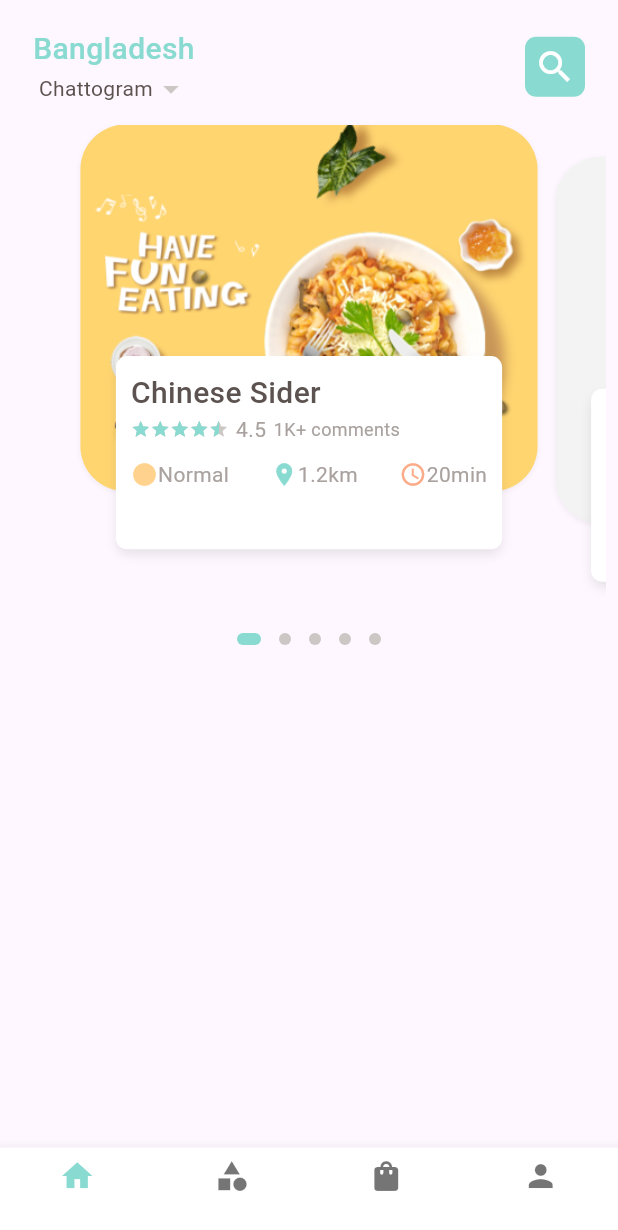
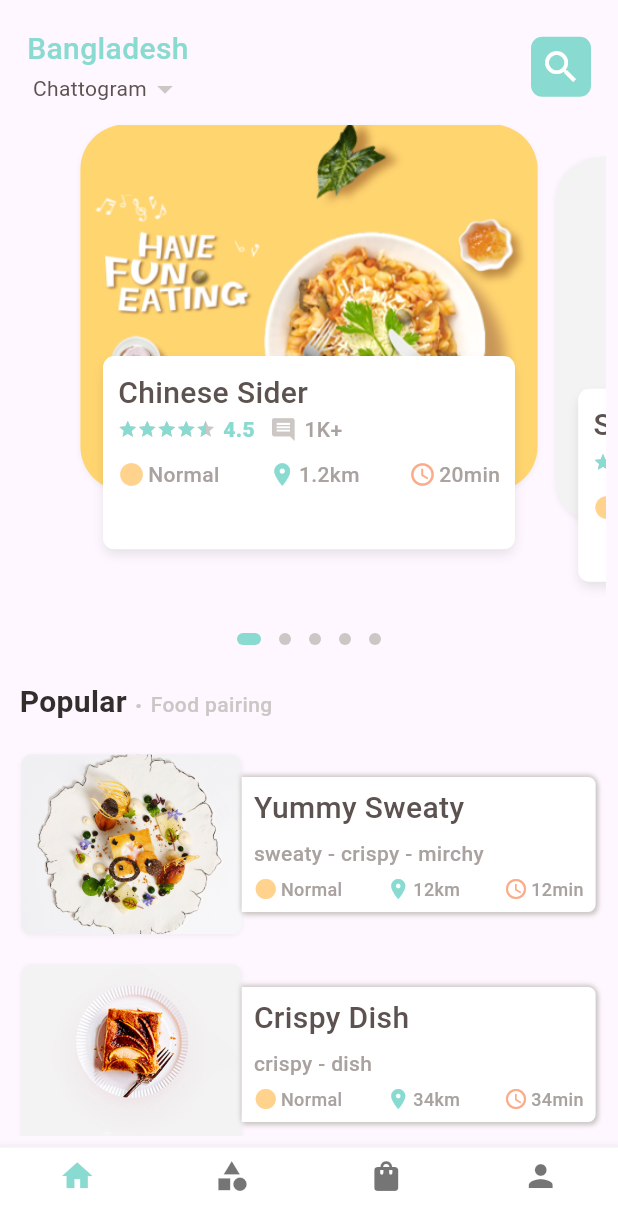
Before and after one commit to AbdullahProjects/food_delivery_app, a Flutter app: the screen it shows after launch, on a phone screen of 412 x 824 dp. Shown: the top 1230 px of the screen. Run offline on Flutter 3.47's test engine with Material 3 defaults, Android fonts, the phone set to English and light mode, and no system bars; drawn by our look-alikes of dots_indicator, velocity_x; our stand-ins replace get.

Commit message:
home page complete

```diff
--- a/lib/common_widgets/text_styles.dart
+++ b/lib/common_widgets/text_styles.dart
@@ -1,18 +1,86 @@
 import 'package:food_delivery_app/consts/consts.dart';
 
 Widget blackText(
-    {text = "Text", color = Colors.black, double size = 14.0}) {
-  return "$text".text.fontFamily(robotoBlack).color(color).size(size).make();
+    {text = "Text",
+    color = Colors.black,
+    size = 14.0,
+    bool isOverflow = false,
+    maxLines = 1}) {
+  if (isOverflow == true) {
+    return "$text"
+        .text
+        .fontFamily(robotoBlack)
+        .color(color)
+        .size(size)
+        .overflow(TextOverflow.ellipsis)
+        .maxLines(maxLines)
+        .make();
+  } else {
+    return "$text".text.fontFamily(robotoBlack).color(color).size(size).make();
+  }
 }
 
-Widget boldText({text = "Text", color = Colors.black, size = 14.0}) {
-  return "$text".text.fontFamily(robotoBold).color(color).size(size).make();
+Widget boldText(
+    {text = "Text",
+    color = Colors.black,
+    size = 14.0,
+    bool isOverflow = false,
+    maxLines = 1}) {
+  if (isOverflow == true) {
+    return "$text"
+        .text
+        .fontFamily(robotoBold)
+        .color(color)
+        .size(size)
+        .overflow(TextOverflow.ellipsis)
+        .maxLines(maxLines)
+        .make();
+  } else {
+    return "$text".text.fontFamily(robotoBold).color(color).size(size).make();
+  }
 }
 
-Widget mediumText({text = "Text", color = Colors.black, size = 14.0}) {
-  return "$text".text.fontFamily(robotoMedium).color(color).size(size).make();
+Widget mediumText(
+    {text = "Text",
+    color = Colors.black,
+    size = 14.0,
+    bool isOverflow = false,
+    maxLines = 1}) {
+  if (isOverflow == true) {
+    return "$text"
+        .text
+        .fontFamily(robotoMedium)
+        .color(color)
+        .size(size)
+        .overflow(TextOverflow.ellipsis)
+        .maxLines(maxLines)
+        .make();
+  } else {
+    return "$text".text.fontFamily(robotoMedium).color(color).size(size).make();
+  }
 }
 
-Widget regularText({text = "Text", color = Colors.black, size = 14.0}) {
-  return "$text".text.fontFamily(robotoRegular).color(color).size(size).make();
+Widget regularText(
+    {text = "Text",
+    color = Colors.black,
+    size = 14.0,
+    bool isOverflow = false,
+    maxLines = 1}) {
+  if (isOverflow == true) {
+    return "$text"
+        .text
+        .fontFamily(robotoRegular)
+        .color(color)
+        .size(size)
+        .overflow(TextOverflow.ellipsis)
+        .maxLines(maxLines)
+        .make();
+  } else {
+    return "$text"
+        .text
+        .fontFamily(robotoRegular)
+        .color(color)
+        .size(size)
+        .make();
+  }
 }
--- a/lib/consts/lists.dart
+++ b/lib/consts/lists.dart
@@ -28,3 +28,51 @@ const homeSliderFoodDesc = ["Normal", "Medium", "Normal", "Large", "Medium"];
 const homeSliderFoodLocation = ["1.2km", "3km", "13km", "4km", "1.8km"];
 // slider time
 const homeSliderFoodTime = ["20min", "19min", "50min", "34min", "40min"];
+
+// popular food pairing
+const foodImagesList = [
+  ImgFood14,
+  ImgFood1,
+  ImgFood0,
+  ImgFood12,
+  ImgFood11,
+  ImgFood13,
+  ImgFood15
+];
+const foodNamesList = [
+  "Yummy Sweaty",
+  "Crispy Dish",
+  "Spicy Biryani",
+  "Chicken Biryani",
+  "Nugets",
+  "Bread Crums",
+  "Sweat Meat"
+];
+const foodDescList = [
+  "sweaty - crispy - mirchy",
+  "crispy - dish",
+  "biryani - mirchy - foody",
+  "chicken - hen - favourite",
+  "crispy - sweaty - hungry",
+  "crumbing - crisping",
+  "cold - sweat - yummy"
+];
+const foodIcon1List = [
+  "Normal",
+  "Normal",
+  "Medium",
+  "Large",
+  "Xl",
+  "Normal",
+  "Medium"
+];
+const foodIcon2List = ["12km", "34km", "23km", "3km", "45km", "34km", "20km"];
+const foodIcon3List = [
+  "12min",
+  "34min",
+  "25min",
+  "2min",
+  "30min",
+  "20min",
+  "34min"
+];
--- a/lib/main.dart
+++ b/lib/main.dart
@@ -10,7 +10,7 @@ class MyApp extends StatelessWidget {
 
   @override
   Widget build(BuildContext context) {
-    return const GetMaterialApp(
+    return GetMaterialApp(
       debugShowCheckedModeBanner: false,
       title: 'Food Delivery App',
       home: MainPage(),
--- a/lib/common_widgets/home_page_food_row.dart
+++ b/lib/views/home_screen/components/home_page_food_row.dart
@@ -2,15 +2,19 @@ import 'package:food_delivery_app/common_widgets/text_styles.dart';
 import 'package:food_delivery_app/consts/consts.dart';
 import 'package:food_delivery_app/consts/dimensions.dart';
 
-Widget foodRow({text, iconColor, icon}) {
+Widget foodRow({text, iconColor, icon, iconSize=18, textSize=14}) {
   return Row(
     children: [
       Icon(
         icon,
         color: iconColor,
-        size: Dimension.widthSize(18),
+        size: Dimension.widthSize(iconSize),
       ),
-      regularText(text: "$text", color: AppColors.signColor, size: Dimension.widthSize(14)),
+      Dimension.widthSize(2).widthBox,
+      mediumText(
+          text: "$text",
+          color: AppColors.signColor,
+          size: Dimension.widthSize(textSize)),
     ],
   );
 }
--- /dev/null
+++ b/lib/views/home_screen/components/popular_food.dart
@@ -0,0 +1,92 @@
+import 'package:food_delivery_app/common_widgets/text_styles.dart';
+import 'package:food_delivery_app/consts/consts.dart';
+import 'package:food_delivery_app/consts/dimensions.dart';
+import 'package:food_delivery_app/views/home_screen/components/home_page_food_row.dart';
+
+Widget popularFoodPairing({img, foodName, foodDesc, foodIcon1_Detail, foodIcon2_Detail, foodIcon3_Detail}) {
+  return Row(
+    children: [
+      Image.asset(
+        img,
+        fit: BoxFit.cover,
+      )
+          .box
+          .width(Dimension.screenWidth / 2.8)
+          .height(Dimension.heightSize(120))
+          .shadowSm
+          .roundedSM
+          .clip(Clip.antiAlias)
+          .make(),
+      // Dimension.widthSize(5).widthBox,
+      Container(
+          width: Dimension.screenWidth - (Dimension.screenWidth / 2.34),
+          height: Dimension.heightSize(90),
+          padding: EdgeInsets.symmetric(
+              horizontal: Dimension.widthSize(8),
+              vertical: Dimension.heightSize(4)),
+          decoration: BoxDecoration(
+            color: AppColors.whiteColor,
+            borderRadius: BorderRadius.only(
+              bottomRight: Radius.circular(Dimension.widthSize(5)),
+              topRight: Radius.circular(Dimension.widthSize(5)),
+            ),
+            boxShadow: const [
+              BoxShadow(
+                  offset: Offset(1, 2),
+                  color: AppColors.textColor,
+                  blurRadius: 2),
+              BoxShadow(
+                  offset: Offset(0, -1),
+                  color: AppColors.textColor,
+                  blurRadius: 2)
+            ],
+          ),
+          child: Column(
+            crossAxisAlignment: CrossAxisAlignment.start,
+            mainAxisAlignment: MainAxisAlignment.spaceAround,
+            children: [
+              mediumText(
+                  text: "$foodName",
+                  isOverflow: true,
+                  color: AppColors.titleColor,
+                  size: Dimension.widthSize(20)),
+              mediumText(
+                  text: "$foodDesc",
+                  isOverflow: true,
+                  color: AppColors.signColor,
+                  size: Dimension.widthSize(14)),
+              Row(
+                mainAxisAlignment: MainAxisAlignment.spaceBetween,
+                children: [
+                  foodRow(
+                      icon: Icons.circle,
+                      iconColor: AppColors.iconColor1,
+                      text: "$foodIcon1_Detail",
+                      iconSize: 16,
+                      textSize: 12),
+                  foodRow(
+                      icon: Icons.location_on,
+                      iconColor: AppColors.mainColor,
+                      text: "$foodIcon2_Detail",
+                      iconSize: 16,
+                      textSize: 12),
+                  foodRow(
+                      icon: Icons.access_time,
+                      iconColor: AppColors.iconColor2,
+                      text: "$foodIcon3_Detail",
+                      iconSize: 16,
+                      textSize: 12)
+                ],
+              )
+            ],
+          ))
+    ],
+  )
+      .box
+      .height(Dimension.heightSize(130))
+      .width(Dimension.screenWidth)
+      // .color(Colors.blue)
+      .margin(EdgeInsets.only(
+          left: Dimension.widthSize(6), bottom: Dimension.widthSize(10)))
+      .make();
+}
--- a/lib/views/home_screen/components/slider.dart
+++ b/lib/views/home_screen/components/slider.dart
@@ -1,7 +1,7 @@
-import 'package:food_delivery_app/common_widgets/home_page_food_row.dart';
 import 'package:food_delivery_app/common_widgets/text_styles.dart';
 import 'package:food_delivery_app/consts/consts.dart';
 import 'package:food_delivery_app/consts/dimensions.dart';
+import 'package:food_delivery_app/views/home_screen/components/home_page_food_row.dart';
 
 Widget customSlider(
     // ignore: non_constant_identifier_names
@@ -60,9 +60,11 @@ Widget customSlider(
                     // food name
                     mediumText(
                         text: "$foodName",
+                        isOverflow: true,
                         color: AppColors.titleColor,
                         size: Dimension.widthSize(20)), // 20
                     // food rating and comments count
+                    Dimension.heightSize(10).widthBox,
                     Row(
                       children: [
                         VxRating(
@@ -75,15 +77,26 @@ Widget customSlider(
                           onRatingUpdate: (value) {},
                         ),
                         Dimension.widthSize(5).widthBox,
-                        regularText(
+                        blackText(
                             text: "$ratings",
-                            color: AppColors.signColor,
+                            color: AppColors.mainColor,
                             size: Dimension.widthSize(14)),
-                        Dimension.widthSize(5).widthBox,
-                        regularText(
-                            text: "$commentsShow comments",
-                            color: AppColors.signColor,
-                            size: Dimension.widthSize(12)),
+                        Dimension.widthSize(10).widthBox,
+                        Row(
+                          children: [
+                            Icon(
+                              Icons.comment,
+                              color: AppColors.textColor,
+                              size: Dimension.widthSize(18),
+                            ),
+                            Dimension.widthSize(5).widthBox,
+                            mediumText(
+                              text: "$commentsShow ",
+                              color: AppColors.signColor,
+                              size: Dimension.widthSize(14),
+                            ),
+                          ],
+                        ),
                       ],
                     ),
                     Dimension.heightSize(10).heightBox,
@@ -107,7 +120,7 @@ Widget customSlider(
                   ],
                 )
                     .box
-                    .width(screen_width / 1.6)
+                    .width(screen_width / 1.5)
                     .height(Dimension.swiperFoodInfoHeight) //100
                     .color(AppColors.whiteColor)
                     .padding(EdgeInsets.symmetric(
--- a/lib/views/home_screen/home_page.dart
+++ b/lib/views/home_screen/home_page.dart
@@ -1,7 +1,10 @@
 import 'package:dots_indicator/dots_indicator.dart';
+import 'package:flutter/material.dart';
 import 'package:food_delivery_app/consts/consts.dart';
 import 'package:food_delivery_app/common_widgets/text_styles.dart';
 import 'package:food_delivery_app/consts/dimensions.dart';
+import 'package:food_delivery_app/views/home_screen/components/home_page_food_row.dart';
+import 'package:food_delivery_app/views/home_screen/components/popular_food.dart';
 import 'package:food_delivery_app/views/home_screen/components/slider.dart';
 
 class HomePage extends StatefulWidget {
@@ -66,7 +69,7 @@ class _HomePageState extends State<HomePage> {
                 )
                     .box
                     .padding(EdgeInsets.symmetric(
-                        horizontal: Dimension.widthSize(14)))
+                        horizontal: Dimension.widthSize(10)))
                     .make(),
                 Dimension.heightSize(10).heightBox,
                 // slider ======================================================
@@ -93,7 +96,6 @@ class _HomePageState extends State<HomePage> {
                               location: homeSliderFoodLocation[index],
                               time: homeSliderFoodTime[index])
                           .box
-                          // .color(Colors.blue)
                           .margin(EdgeInsets.symmetric(
                               horizontal: Dimension.widthSize(6), vertical: 2))
                           .make();
@@ -111,7 +113,53 @@ class _HomePageState extends State<HomePage> {
                         borderRadius: BorderRadius.circular(
                             Dimension.widthSize(5).toDouble())),
                   ),
+                ),
+                Dimension.heightSize(15).heightBox,
+                // popular food pairing ========================================
+                Row(
+                  crossAxisAlignment: CrossAxisAlignment.end,
+                  children: [
+                    boldText(
+                        text: "Popular",
+                        color: AppColors.mainBlackColor,
+                        size: Dimension.widthSize(20)),
+                    Dimension.widthSize(5).widthBox,
+                    mediumText(
+                            text: ".",
+                            color: AppColors.textColor,
+                            size: Dimension.widthSize(20))
+                        .box
+                        .margin(
+                            EdgeInsets.only(bottom: Dimension.heightSize(3)))
+                        .make(),
+                    Dimension.widthSize(5).widthBox,
+                    mediumText(
+                            text: "Food pairing",
+                            color: AppColors.textColor,
+                            size: Dimension.widthSize(14))
+                        .box
+                        .margin(
+                            EdgeInsets.only(bottom: Dimension.heightSize(3)))
+                        .make(),
+                  ],
                 )
+                    .box
+                    .padding(EdgeInsets.symmetric(
+                        horizontal: Dimension.widthSize(5)))
+                    .make(),
+                Dimension.heightSize(15).heightBox,
+                Column(
+                  children: List.generate(7, (index) {
+                    return popularFoodPairing(
+                        img: foodImagesList[index],
+                        foodName: foodNamesList[index],
+                        foodDesc: foodDescList[index],
+                        foodIcon1_Detail: foodIcon1List[index],
+                        foodIcon2_Detail: foodIcon2List[index],
+                        foodIcon3_Detail: foodIcon3List[index]);
+                  }),
+                ),
+                Dimension.heightSize(20).heightBox
               ],
             ),
           ),
```
Also changed, not shown: lib/consts/dimensions.dart (+1 -13 lines).
